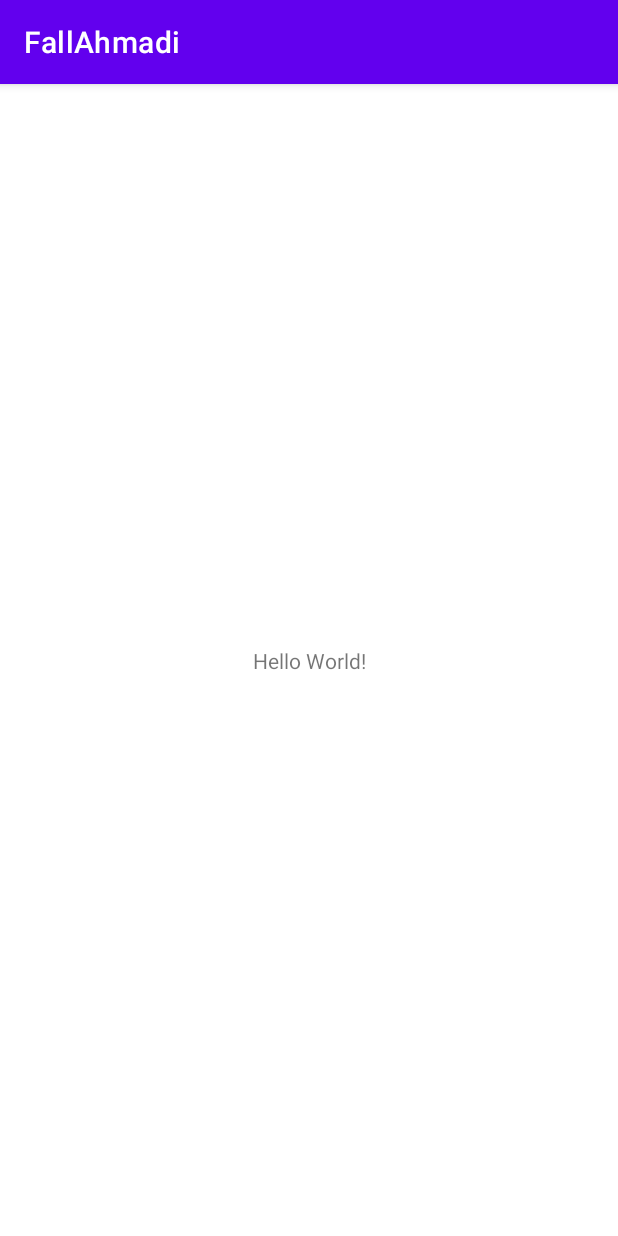
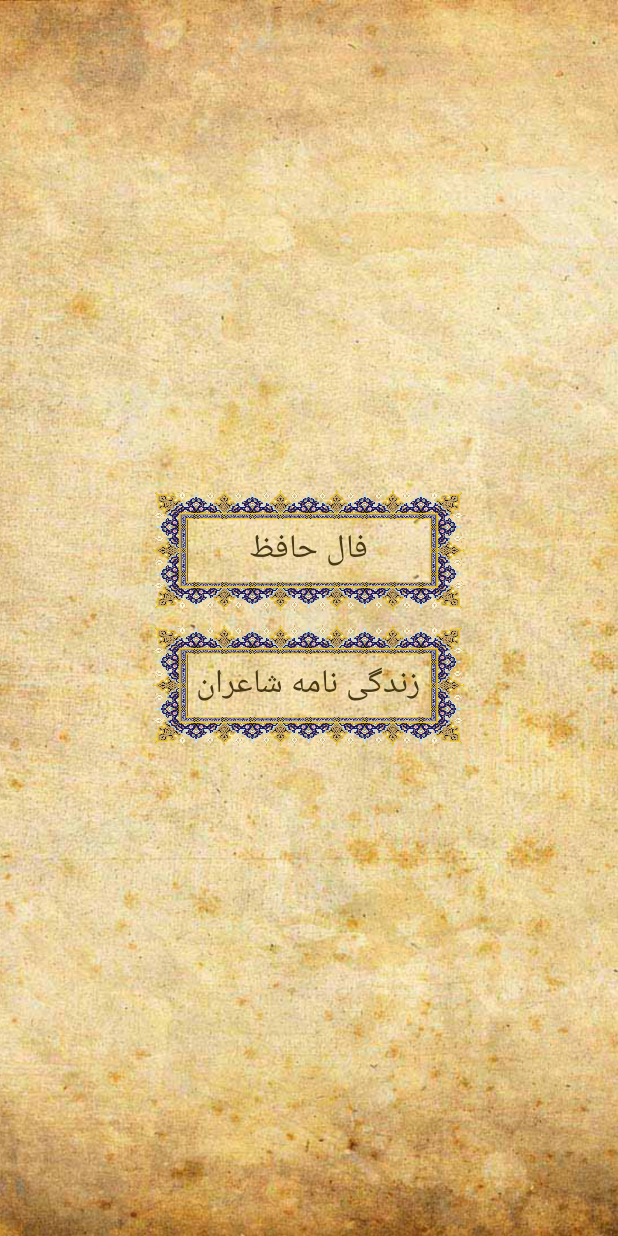
Before and after one commit to marziyeh-ahmadi/FallAhmadi, an Android app: the screen it shows after launch (MainActivity), on a phone screen of 412 x 824 dp. Run offline under Robolectric (Android 15) with nearby library versions, the phone set to English and light mode, and no system bars; libraries missing offline, so code that uses them is left out: io.github.inflationx.calligraphy3, io.github.inflationx.viewpump; Roboto replaces fonts that are not available here; 1 statement that could not run was skipped.

Commit message:
MainActivity.java and activity_main.xml اضافه شدند

```diff
--- a/app/src/main/AndroidManifest.xml
+++ b/app/src/main/AndroidManifest.xml
@@ -2,6 +2,8 @@
 <manifest xmlns:android="http://schemas.android.com/apk/res/android"
     package="com.example.fall">
 
+    <uses-permission android:name="android.permission.ACCESS_NETWORK_STATE" />
+    <uses-permission android:name="android.permission.INTERNET" />
     <application
         android:name=".MyApplication"
         android:allowBackup="true"
--- a/app/src/main/java/com/example/fall/MainActivity.java
+++ b/app/src/main/java/com/example/fall/MainActivity.java
@@ -3,12 +3,26 @@ package com.example.fall;
 import androidx.appcompat.app.AppCompatActivity;
 
 import android.os.Bundle;
+import android.widget.Button;
 
 public class MainActivity extends AppCompatActivity {
+
 
     @Override
     protected void onCreate(Bundle savedInstanceState) {
         super.onCreate(savedInstanceState);
         setContentView(R.layout.activity_main);
+        Button buttonFaal = findViewById(R.id.buttonFaal);
+        Button buttonPoetList= findViewById(R.id.buttonPoetList);
+
+        buttonFaal.setOnClickListener(v -> {
+//            Intent intent = new Intent(MainActivity.this, );
+//            startActivity(intent);
+        });
+
+        buttonPoetList.setOnClickListener(v -> {
+//            Intent intent = new Intent(MainActivity.this,);
+//            startActivity(intent);
+        });
     }
 }
--- a/app/src/main/res/layout/activity_main.xml
+++ b/app/src/main/res/layout/activity_main.xml
@@ -1,18 +1,40 @@
 <?xml version="1.0" encoding="utf-8"?>
-<androidx.constraintlayout.widget.ConstraintLayout xmlns:android="http://schemas.android.com/apk/res/android"
-    xmlns:app="http://schemas.android.com/apk/res-auto"
+<RelativeLayout xmlns:android="http://schemas.android.com/apk/res/android"
     xmlns:tools="http://schemas.android.com/tools"
     android:layout_width="match_parent"
     android:layout_height="match_parent"
+    android:orientation="vertical"
     tools:context=".MainActivity">
 
-    <TextView
-        android:layout_width="wrap_content"
-        android:layout_height="wrap_content"
-        android:text="Hello World!"
-        app:layout_constraintBottom_toBottomOf="parent"
-        app:layout_constraintLeft_toLeftOf="parent"
-        app:layout_constraintRight_toRightOf="parent"
-        app:layout_constraintTop_toTopOf="parent" />
+    <ImageView
+        android:layout_width="match_parent"
+        android:layout_height="match_parent"
+        android:scaleType="centerCrop"
+        android:src="@drawable/bg" />
 
-</androidx.constraintlayout.widget.ConstraintLayout>
+    <LinearLayout
+        android:layout_width="match_parent"
+        android:layout_height="match_parent"
+        android:gravity="center"
+        android:orientation="vertical">
+
+        <androidx.appcompat.widget.AppCompatButton
+            android:id="@+id/buttonFaal"
+            android:layout_width="230dp"
+            android:layout_height="90dp"
+            android:background="@drawable/button"
+            android:text="فال حافظ"
+            android:textColor="@color/purple_700"
+            android:textSize="22sp" />
+
+        <androidx.appcompat.widget.AppCompatButton
+            android:id="@+id/buttonPoetList"
+            android:layout_width="230dp"
+            android:layout_height="90dp"
+            android:background="@drawable/button"
+            android:text="زندگی نامه شاعران"
+            android:textColor="@color/purple_700"
+            android:textSize="22sp" />
+    </LinearLayout>
+
+</RelativeLayout>
--- a/app/src/main/res/values-night/themes.xml
+++ b/app/src/main/res/values-night/themes.xml
@@ -1,6 +1,6 @@
 <resources xmlns:tools="http://schemas.android.com/tools">
     <!-- Base application theme. -->
-    <style name="Theme.FallAhmadi" parent="Theme.MaterialComponents.DayNight.DarkActionBar">
+    <style name="Theme.FallAhmadi" parent="Theme.MaterialComponents.DayNight.NoActionBar">
         <!-- Primary brand color. -->
         <item name="colorPrimary">@color/purple_200</item>
         <item name="colorPrimaryVariant">@color/purple_700</item>
--- a/app/src/main/res/values/colors.xml
+++ b/app/src/main/res/values/colors.xml
@@ -1,8 +1,8 @@
 <?xml version="1.0" encoding="utf-8"?>
 <resources>
-    <color name="purple_200">#FFBB86FC</color>
-    <color name="purple_500">#FF6200EE</color>
-    <color name="purple_700">#FF3700B3</color>
+    <color name="purple_200">#473915</color>
+    <color name="purple_500">#473915</color>
+    <color name="purple_700">#473915</color>
     <color name="teal_200">#FF03DAC5</color>
     <color name="teal_700">#FF018786</color>
     <color name="black">#FF000000</color>
--- a/app/src/main/res/values/themes.xml
+++ b/app/src/main/res/values/themes.xml
@@ -1,6 +1,6 @@
 <resources xmlns:tools="http://schemas.android.com/tools">
     <!-- Base application theme. -->
-    <style name="Theme.FallAhmadi" parent="Theme.MaterialComponents.DayNight.DarkActionBar">
+    <style name="Theme.FallAhmadi" parent="Theme.MaterialComponents.DayNight.NoActionBar">
         <!-- Primary brand color. -->
         <item name="colorPrimary">@color/purple_500</item>
         <item name="colorPrimaryVariant">@color/purple_700</item>
```
Also changed, not shown: app/src/main/res/drawable/bg.jpg (added), app/src/main/res/drawable/button.png (added).
